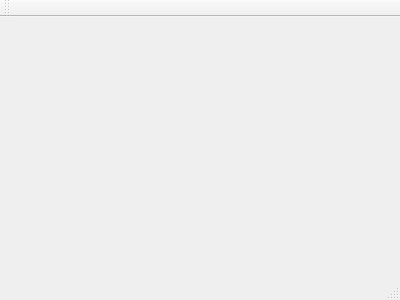
NemanjaT1992/Scheduler, file mainwindow.ui: the form before one commit.
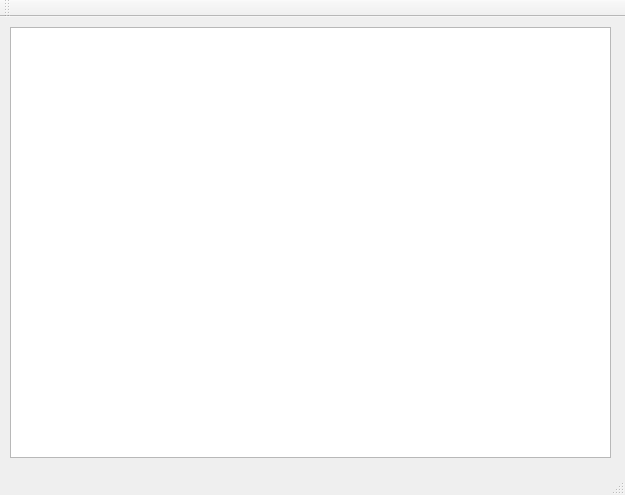
The form after the commit.

Diff of the .ui file:
```diff
--- a/mainwindow.ui
+++ b/mainwindow.ui
@@ -1,24 +1,53 @@
 <ui version="4.0">
  <class>MainWindow</class>
- <widget class="QMainWindow" name="MainWindow" >
-  <property name="geometry" >
+ <widget class="QMainWindow" name="MainWindow">
+  <property name="geometry">
    <rect>
     <x>0</x>
     <y>0</y>
-    <width>400</width>
-    <height>300</height>
+    <width>625</width>
+    <height>495</height>
    </rect>
   </property>
   <property name="windowTitle" >
    <string>MainWindow</string>
   </property>
-  <widget class="QMenuBar" name="menuBar" />
-  <widget class="QToolBar" name="mainToolBar" />
-  <widget class="QWidget" name="centralWidget" />
-  <widget class="QStatusBar" name="statusBar" />
+  <widget class="QWidget" name="centralWidget">
+   <widget class="QTableView" name="tableView">
+    <property name="geometry">
+     <rect>
+      <x>10</x>
+      <y>10</y>
+      <width>601</width>
+      <height>431</height>
+     </rect>
+    </property>
+    <property name="sortingEnabled">
+     <bool>false</bool>
+    </property>
+   </widget>
+  </widget>
+  <widget class="QMenuBar" name="menuBar">
+   <property name="geometry">
+    <rect>
+     <x>0</x>
+     <y>0</y>
+     <width>625</width>
+     <height>21</height>
+    </rect>
+   </property>
+  </widget>
+  <widget class="QToolBar" name="mainToolBar">
+   <attribute name="toolBarArea">
+    <enum>TopToolBarArea</enum>
+   </attribute>
+   <attribute name="toolBarBreak">
+    <bool>false</bool>
+   </attribute>
+  </widget>
+  <widget class="QStatusBar" name="statusBar"/>
  </widget>
- <layoutDefault spacing="6" margin="11" />
- <pixmapfunction></pixmapfunction>
+ <layoutdefault spacing="6" margin="11"/>
  <resources/>
  <connections/>
 </ui>
```
Left out of the diff: 3 changed lines with no effect on the pictures.
